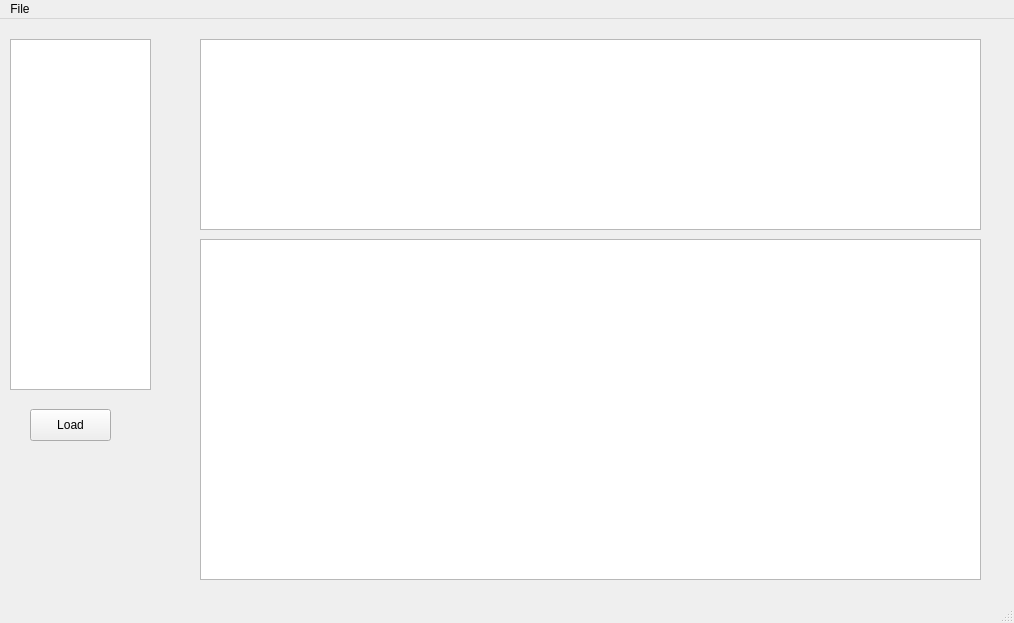
Above: mailb.ui from svarkas/mailbrowser before the change. Below: the same form after it.
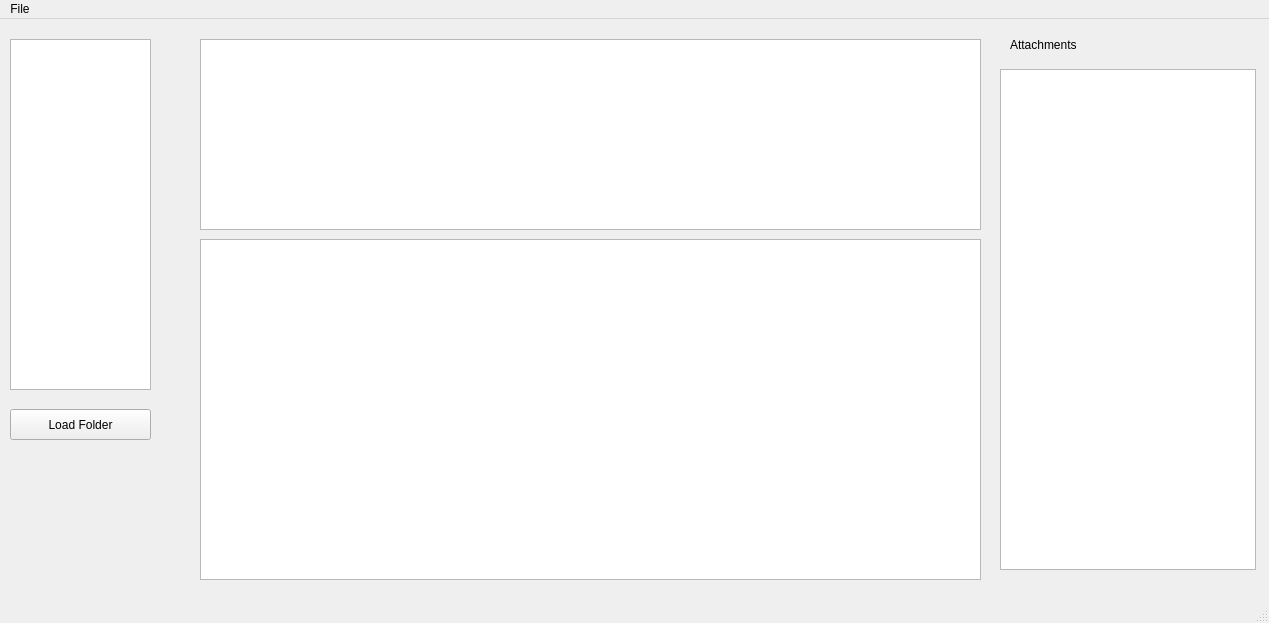
That is the form after the change. Icons and pictures are not drawn.

```diff
--- a/mailb.ui
+++ b/mailb.ui
@@ -6,7 +6,7 @@
    <rect>
     <x>0</x>
     <y>0</y>
-    <width>1014</width>
+    <width>1269</width>
     <height>623</height>
    </rect>
   </property>
@@ -40,14 +40,24 @@
    <widget class="QPushButton" name="loadButton">
     <property name="geometry">
      <rect>
-      <x>30</x>
+      <x>10</x>
       <y>390</y>
-      <width>81</width>
-      <height>32</height>
+      <width>141</width>
+      <height>31</height>
      </rect>
     </property>
     <property name="text">
-     <string>Load</string>
+     <string>Load Folder</string>
+    </property>
+    <property name="icon">
+     <iconset>
+      <normaloff>load_icon.png</normaloff>load_icon.png</iconset>
+    </property>
+    <property name="iconSize">
+     <size>
+      <width>18</width>
+      <height>16</height>
+     </size>
     </property>
    </widget>
    <widget class="QTextBrowser" name="messageContent">
@@ -60,6 +70,29 @@
      </rect>
     </property>
    </widget>
+   <widget class="QLabel" name="label">
+    <property name="geometry">
+     <rect>
+      <x>1010</x>
+      <y>10</y>
+      <width>241</width>
+      <height>31</height>
+     </rect>
+    </property>
+    <property name="text">
+     <string>Attachments</string>
+    </property>
+   </widget>
+   <widget class="QListView" name="attachmentsView">
+    <property name="geometry">
+     <rect>
+      <x>1000</x>
+      <y>50</y>
+      <width>256</width>
+      <height>501</height>
+     </rect>
+    </property>
+   </widget>
   </widget>
   <widget class="QStatusBar" name="statusbar"/>
   <widget class="QMenuBar" name="menubar">
@@ -67,7 +100,7 @@
     <rect>
      <x>0</x>
      <y>0</y>
-     <width>1014</width>
+     <width>1269</width>
      <height>24</height>
     </rect>
    </property>
```
Left out of the diff: 2 changed lines with no effect on the pictures.
